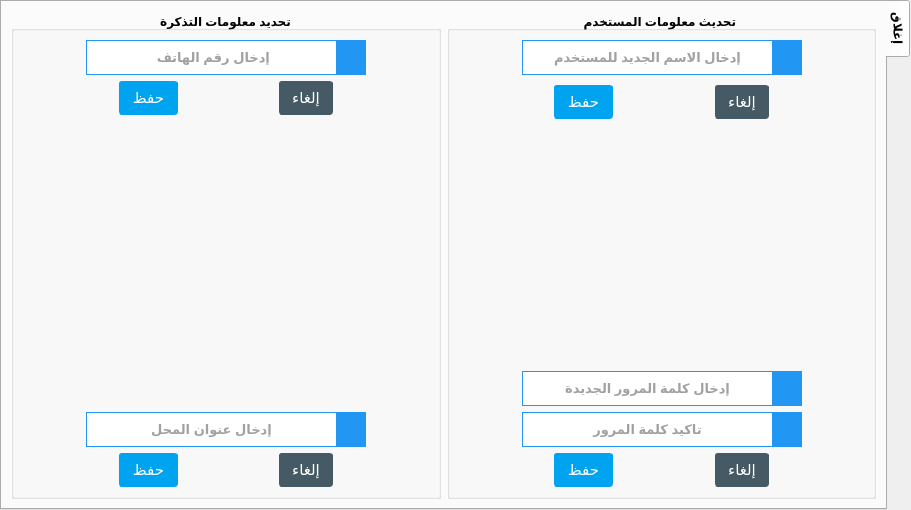
The window that tabwidgetsettings.ui (ashraf-kx/maktaba-assistant) describes before a commit, drawn with Qt 5.
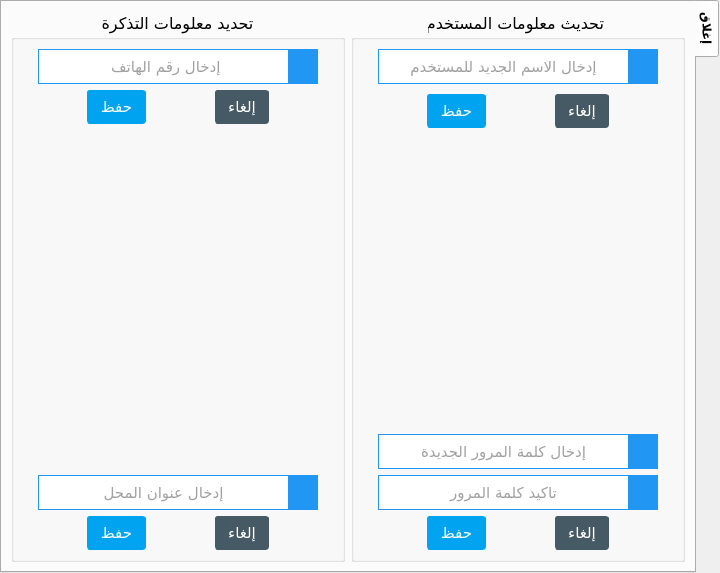
The same window after the commit. Icons and pictures are not drawn.

The edit to the form file:
```diff
--- a/tabwidgetsettings.ui
+++ b/tabwidgetsettings.ui
@@ -9,14 +9,13 @@
    <rect>
     <x>0</x>
     <y>0</y>
-    <width>911</width>
-    <height>510</height>
+    <width>720</width>
+    <height>573</height>
    </rect>
   </property>
   <property name="font">
    <font>
     <pointsize>9</pointsize>
-    <weight>75</weight>
     <bold>true</bold>
     <kerning>false</kerning>
    </font>
@@ -46,6 +45,14 @@
    <layout class="QGridLayout" name="gridLayout">
     <item row="0" column="2">
      <widget class="QGroupBox" name="groupBox_2">
+      <property name="font">
+       <font>
+        <family>SFMono Nerd Font Mono</family>
+        <pointsize>12</pointsize>
+        <bold>false</bold>
+        <kerning>false</kerning>
+       </font>
+      </property>
       <property name="title">
        <string>تحديث معلومات المستخدم </string>
       </property>
@@ -96,9 +103,10 @@
            </property>
            <property name="font">
             <font>
-             <pointsize>10</pointsize>
-             <weight>75</weight>
-             <bold>true</bold>
+             <family>SFMono Nerd Font Mono</family>
+             <pointsize>11</pointsize>
+             <bold>false</bold>
+             <kerning>false</kerning>
             </font>
            </property>
            <property name="layoutDirection">
@@ -156,7 +164,10 @@
            </property>
            <property name="font">
             <font>
+             <pointsize>9</pointsize>
+             <bold>true</bold>
              <strikeout>false</strikeout>
+             <kerning>false</kerning>
             </font>
            </property>
            <property name="layoutDirection">
@@ -213,6 +224,14 @@
          </item>
          <item>
           <widget class="QPushButton" name="BT_saveAdminNameX">
+           <property name="font">
+            <font>
+             <family>SFMono Nerd Font Mono</family>
+             <pointsize>11</pointsize>
+             <bold>false</bold>
+             <kerning>true</kerning>
+            </font>
+           </property>
            <property name="styleSheet">
             <string notr="true">QPushButton
 {
@@ -220,8 +239,7 @@
     padding: 7px 12px;
         padding-top: 7px;
         padding-bottom: 7px;
-    font-size: 15px;
-    font-family: Ubuntu;
+
     color: #ffffff;
     white-space: nowrap;
     background-color: rgb(0, 163, 239);
@@ -278,6 +296,14 @@
          </item>
          <item>
           <widget class="QPushButton" name="BT_cancelAdminnX">
+           <property name="font">
+            <font>
+             <family>SFMono Nerd Font Mono</family>
+             <pointsize>11</pointsize>
+             <bold>false</bold>
+             <kerning>true</kerning>
+            </font>
+           </property>
            <property name="styleSheet">
             <string notr="true">QPushButton
 {
@@ -285,8 +311,6 @@
     padding: 7px 12px;
         padding-top: 7px;
         padding-bottom: 7px;
-    font-size: 15px;
-    font-family: Ubuntu;
     color: #ffffff;
     white-space: nowrap;
     background-color:#455A64;
@@ -396,9 +420,10 @@
            </property>
            <property name="font">
             <font>
-             <pointsize>10</pointsize>
-             <weight>75</weight>
-             <bold>true</bold>
+             <family>SFMono Nerd Font Mono</family>
+             <pointsize>11</pointsize>
+             <bold>false</bold>
+             <kerning>false</kerning>
             </font>
            </property>
            <property name="layoutDirection">
@@ -462,7 +487,10 @@
            </property>
            <property name="font">
             <font>
+             <pointsize>9</pointsize>
+             <bold>true</bold>
              <strikeout>false</strikeout>
+             <kerning>false</kerning>
             </font>
            </property>
            <property name="layoutDirection">
@@ -542,9 +570,10 @@
            </property>
            <property name="font">
             <font>
-             <pointsize>10</pointsize>
-             <weight>75</weight>
-             <bold>true</bold>
+             <family>SFMono Nerd Font Mono</family>
+             <pointsize>11</pointsize>
+             <bold>false</bold>
+             <kerning>false</kerning>
             </font>
            </property>
            <property name="layoutDirection">
@@ -605,7 +634,10 @@
            </property>
            <property name="font">
             <font>
+             <pointsize>9</pointsize>
+             <bold>true</bold>
              <strikeout>false</strikeout>
+             <kerning>false</kerning>
             </font>
            </property>
            <property name="layoutDirection">
@@ -662,6 +694,14 @@
          </item>
          <item>
           <widget class="QPushButton" name="BT_savePass">
+           <property name="font">
+            <font>
+             <family>SFMono Nerd Font Mono</family>
+             <pointsize>11</pointsize>
+             <bold>false</bold>
+             <kerning>true</kerning>
+            </font>
+           </property>
            <property name="styleSheet">
             <string notr="true">QPushButton
 {
@@ -669,8 +709,6 @@
     padding: 7px 12px;
         padding-top: 7px;
         padding-bottom: 7px;
-    font-size: 15px;
-    font-family: Ubuntu;
     color: #ffffff;
     white-space: nowrap;
     background-color: rgb(0, 163, 239);
@@ -727,6 +765,14 @@
          </item>
          <item>
           <widget class="QPushButton" name="BT_cancelPass">
+           <property name="font">
+            <font>
+             <family>SFMono Nerd Font Mono</family>
+             <pointsize>11</pointsize>
+             <bold>false</bold>
+             <kerning>true</kerning>
+            </font>
+           </property>
            <property name="styleSheet">
             <string notr="true">QPushButton
 {
@@ -734,8 +780,6 @@
     padding: 7px 12px;
         padding-top: 7px;
         padding-bottom: 7px;
-    font-size: 15px;
-    font-family: Ubuntu;
     color: #ffffff;
     white-space: nowrap;
     background-color:#455A64;
@@ -797,6 +841,14 @@
     </item>
     <item row="0" column="1">
      <widget class="QGroupBox" name="groupBox_4">
+      <property name="font">
+       <font>
+        <family>SFMono Nerd Font Mono</family>
+        <pointsize>12</pointsize>
+        <bold>false</bold>
+        <kerning>false</kerning>
+       </font>
+      </property>
       <property name="title">
        <string>تحديد معلومات التذكرة</string>
       </property>
@@ -850,9 +902,10 @@
            </property>
            <property name="font">
             <font>
-             <pointsize>10</pointsize>
-             <weight>75</weight>
-             <bold>true</bold>
+             <family>SFMono Nerd Font Mono</family>
+             <pointsize>11</pointsize>
+             <bold>false</bold>
+             <kerning>false</kerning>
             </font>
            </property>
            <property name="layoutDirection">
@@ -916,7 +969,10 @@
            </property>
            <property name="font">
             <font>
+             <pointsize>9</pointsize>
+             <bold>true</bold>
              <strikeout>false</strikeout>
+             <kerning>false</kerning>
             </font>
            </property>
            <property name="layoutDirection">
@@ -973,6 +1029,14 @@
          </item>
          <item>
           <widget class="QPushButton" name="BT_savePhone">
+           <property name="font">
+            <font>
+             <family>SFMono Nerd Font Mono</family>
+             <pointsize>11</pointsize>
+             <bold>false</bold>
+             <kerning>true</kerning>
+            </font>
+           </property>
            <property name="styleSheet">
             <string notr="true">QPushButton
 {
@@ -980,8 +1044,6 @@
     padding: 7px 12px;
         padding-top: 7px;
         padding-bottom: 7px;
-    font-size: 15px;
-    font-family: Ubuntu;
     color: #ffffff;
     white-space: nowrap;
     background-color: rgb(0, 163, 239);
@@ -1038,6 +1100,14 @@
          </item>
          <item>
           <widget class="QPushButton" name="BT_cancelPhone">
+           <property name="font">
+            <font>
+             <family>SFMono Nerd Font Mono</family>
+             <pointsize>11</pointsize>
+             <bold>false</bold>
+             <kerning>true</kerning>
+            </font>
+           </property>
            <property name="styleSheet">
             <string notr="true">QPushButton
 {
@@ -1045,8 +1115,6 @@
     padding: 7px 12px;
         padding-top: 7px;
         padding-bottom: 7px;
-    font-size: 15px;
-    font-family: Ubuntu;
     color: #ffffff;
     white-space: nowrap;
     background-color:#455A64;
@@ -1156,9 +1224,10 @@
            </property>
            <property name="font">
             <font>
-             <pointsize>10</pointsize>
-             <weight>75</weight>
-             <bold>true</bold>
+             <family>SFMono Nerd Font Mono</family>
+             <pointsize>11</pointsize>
+             <bold>false</bold>
+             <kerning>false</kerning>
             </font>
            </property>
            <property name="layoutDirection">
@@ -1222,7 +1291,10 @@
            </property>
            <property name="font">
             <font>
+             <pointsize>9</pointsize>
+             <bold>true</bold>
              <strikeout>false</strikeout>
+             <kerning>false</kerning>
             </font>
            </property>
            <property name="layoutDirection">
@@ -1279,6 +1351,14 @@
          </item>
          <item>
           <widget class="QPushButton" name="BT_saveAddress">
+           <property name="font">
+            <font>
+             <family>SFMono Nerd Font Mono</family>
+             <pointsize>11</pointsize>
+             <bold>false</bold>
+             <kerning>true</kerning>
+            </font>
+           </property>
            <property name="styleSheet">
             <string notr="true">QPushButton
 {
@@ -1286,8 +1366,7 @@
     padding: 7px 12px;
         padding-top: 7px;
         padding-bottom: 7px;
-    font-size: 15px;
-    font-family: Ubuntu;
+
     color: #ffffff;
     white-space: nowrap;
     background-color: rgb(0, 163, 239);
@@ -1344,6 +1423,14 @@
          </item>
          <item>
           <widget class="QPushButton" name="BT_cancelAddress">
+           <property name="font">
+            <font>
+             <family>SFMono Nerd Font Mono</family>
+             <pointsize>11</pointsize>
+             <bold>false</bold>
+             <kerning>true</kerning>
+            </font>
+           </property>
            <property name="styleSheet">
             <string notr="true">QPushButton
 {
@@ -1351,8 +1438,6 @@
     padding: 7px 12px;
         padding-top: 7px;
         padding-bottom: 7px;
-    font-size: 15px;
-    font-family: Ubuntu;
     color: #ffffff;
     white-space: nowrap;
     background-color:#455A64;
```
